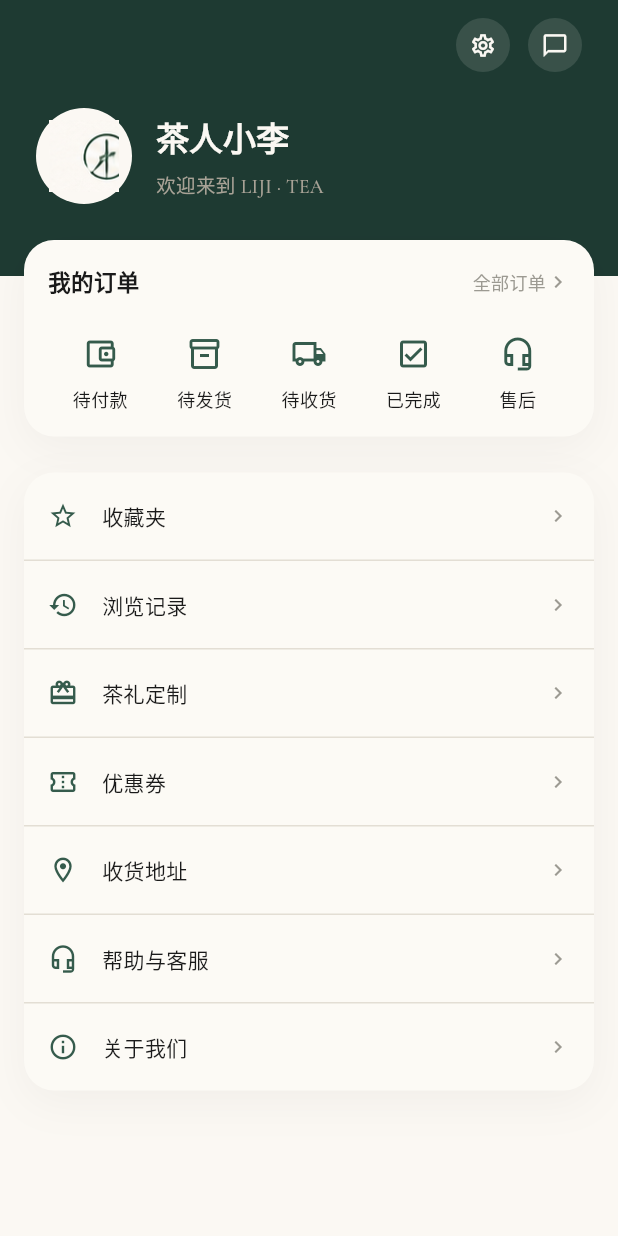
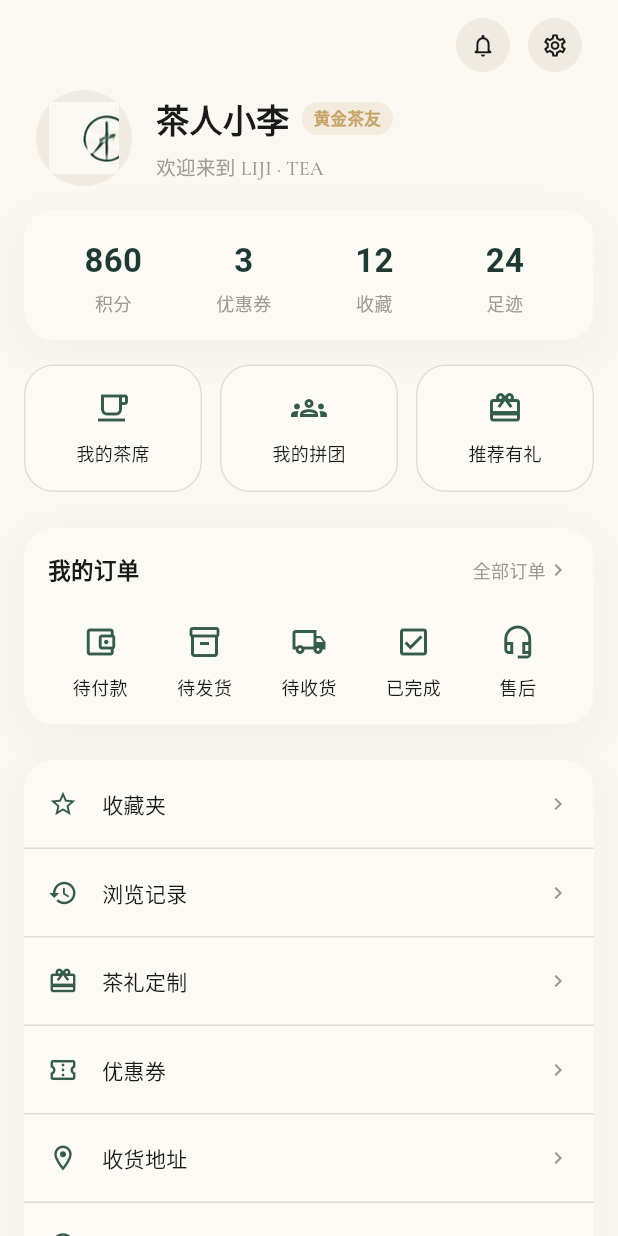
Before and after one commit to vam12375/liji-tea-flutter, a Flutter app: the ProfileScreen widget shown alone on an empty page, opened directly, on a phone screen of 412 x 824 dp. Run offline on Flutter 3.47's test engine with Material 3 defaults, Android fonts, the phone set to English and light mode, and no system bars; our stand-ins replace google_fonts; Roboto replaces fonts that are missing (Noto Serif Sc).

Commit message:
feat: 我的页改为白色版(积分/优惠券/收藏/足迹宫格 + 我的茶席/拼团/推荐有礼入口)
Co-Authored-By: qing meng <2898191344@qq.com>

```diff
--- a/lib/app.dart
+++ b/lib/app.dart
@@ -34,7 +34,7 @@ class _AppShellState extends State<AppShell> {
     const CategoryScreen(),
     const TeaSpaceScreen(),
     const CartScreen(),
-    const ProfileScreen(),
+    ProfileScreen(onSelectTab: (i) => setState(() => _index = i)),
   ];
 
   @override
--- a/lib/screens/profile_screen.dart
+++ b/lib/screens/profile_screen.dart
@@ -12,15 +12,27 @@ import 'customer_service_screen.dart';
 import 'favorites_screen.dart';
 import 'footprint_screen.dart';
 import 'gift_customize_screen.dart';
+import 'notification_screen.dart';
 import 'order_list_screen.dart';
+import 'points_screen.dart';
 import 'settings_screen.dart';
 
-/// 我的 — dark-green profile header, order shortcuts card, and a menu list.
+/// 我的 — light profile header with a stats grid (积分 / 优惠券 / 收藏 / 足迹),
+/// three feature entries (我的茶席 / 我的拼团 / 推荐有礼), order shortcuts and a menu list.
 class ProfileScreen extends StatelessWidget {
-  const ProfileScreen({super.key});
+  const ProfileScreen({super.key, this.onSelectTab});
+
+  /// Switches the root bottom-nav tab (e.g. jump to 茶席). Index 2 = 茶席.
+  final ValueChanged<int>? onSelectTab;
 
   void _push(BuildContext context, Widget screen) {
     Navigator.of(context).push(MaterialPageRoute(builder: (_) => screen));
+  }
+
+  void _comingSoon(BuildContext context, String name) {
+    ScaffoldMessenger.of(context)
+      ..hideCurrentSnackBar()
+      ..showSnackBar(SnackBar(content: Text('「$name」敬请期待')));
   }
 
   @override
@@ -31,10 +43,16 @@ class ProfileScreen extends StatelessWidget {
         padding: EdgeInsets.zero,
         children: [
           _header(context),
-          Transform.translate(
-            offset: const Offset(0, -24),
-            child: Column(
-              children: [
+          Padding(
+            padding: const EdgeInsets.symmetric(horizontal: AppSpacing.screenMargin),
+            child: _statsCard(context),
+          ),
+          const SizedBox(height: AppSpacing.md),
+          Padding(
+            padding: const EdgeInsets.symmetric(horizontal: AppSpacing.screenMargin),
+            child: _quickEntries(context),
+          ),
+          const SizedBox(height: AppSpacing.lg),
           Padding(
             padding: const EdgeInsets.symmetric(horizontal: AppSpacing.screenMargin),
             child: _orderCard(context),
@@ -47,53 +65,70 @@ class ProfileScreen extends StatelessWidget {
           const SizedBox(height: AppSpacing.xl),
         ],
       ),
-          ),
-        ],
-      ),
     );
   }
 
   Widget _header(BuildContext context) {
     final topInset = MediaQuery.of(context).padding.top;
-    return Container(
-      width: double.infinity,
-      color: AppColors.inkGreen,
+    return Padding(
       padding: EdgeInsets.fromLTRB(
-          AppSpacing.lg, topInset + AppSpacing.sm, AppSpacing.lg, AppSpacing.xl + AppSpacing.md),
+          AppSpacing.lg, topInset + AppSpacing.sm, AppSpacing.lg, AppSpacing.md),
       child: Column(
         crossAxisAlignment: CrossAxisAlignment.start,
         children: [
           Row(
             mainAxisAlignment: MainAxisAlignment.end,
             children: [
+              _circleIcon(Icons.notifications_none_rounded,
+                  () => _push(context, const NotificationScreen())),
+              const SizedBox(width: AppSpacing.sm),
               _circleIcon(Icons.settings_outlined,
                   () => _push(context, const SettingsScreen())),
-              const SizedBox(width: AppSpacing.sm),
-              _circleIcon(Icons.chat_bubble_outline,
-                  () => _push(context, const CustomerServiceScreen())),
             ],
           ),
-          const SizedBox(height: AppSpacing.lg),
+          const SizedBox(height: AppSpacing.sm),
           Row(
             children: [
               Container(
                 width: 64,
                 height: 64,
-                decoration: const BoxDecoration(color: AppColors.riceWhite, shape: BoxShape.circle),
+                decoration: BoxDecoration(
+                  color: AppColors.ricePaperGray.withValues(alpha: 0.6),
+                  shape: BoxShape.circle,
+                ),
                 padding: const EdgeInsets.all(8),
                 child: Image.asset('assets/images/logo_mark.png'),
               ),
               const SizedBox(width: AppSpacing.md),
-              Column(
+              Expanded(
+                child: Column(
                   crossAxisAlignment: CrossAxisAlignment.start,
+                  children: [
+                    Row(
                       children: [
                         Text('茶人小李',
                             style: AppTypography.serif(
-                          size: 22, weight: FontWeight.w600, color: AppColors.riceWhite)),
+                                size: 22,
+                                weight: FontWeight.w600,
+                                color: AppColors.charcoalBlack)),
+                        const SizedBox(width: AppSpacing.xs),
+                        Container(
+                          padding: const EdgeInsets.symmetric(horizontal: 8, vertical: 2),
+                          decoration: BoxDecoration(
+                            color: AppColors.gold.withValues(alpha: 0.16),
+                            borderRadius: BorderRadius.circular(AppRadius.chip),
+                          ),
+                          child: Text('黄金茶友',
+                              style: AppTypography.sans(
+                                  size: 11, weight: FontWeight.w600, color: AppColors.gold)),
+                        ),
+                      ],
+                    ),
                     const SizedBox(height: AppSpacing.xxs),
                     Text('欢迎来到 LIJI · TEA',
-                      style: AppTypography.latin(size: 13, color: AppColors.riceGray)),
+                        style: AppTypography.latin(size: 13, color: AppColors.textTertiary)),
                   ],
+                ),
               ),
             ],
           ),
@@ -109,11 +144,79 @@ class ProfileScreen extends StatelessWidget {
         width: 36,
         height: 36,
         decoration: BoxDecoration(
-          color: AppColors.riceWhite.withValues(alpha: 0.12),
+          color: AppColors.ricePaperGray.withValues(alpha: 0.6),
           shape: BoxShape.circle,
         ),
-        child: Icon(icon, size: 18, color: AppColors.riceWhite),
+        child: Icon(icon, size: 18, color: AppColors.charcoalBlack),
       ),
+    );
+  }
+
+  Widget _statsCard(BuildContext context) {
+    final stats = <(String, String, VoidCallback)>[
+      ('860', '积分', () => _push(context, const PointsScreen())),
+      ('3', '优惠券', () => _push(context, const CouponScreen())),
+      ('12', '收藏', () => _push(context, const FavoritesScreen())),
+      ('24', '足迹', () => _push(context, const FootprintScreen())),
+    ];
+    return SoftCard(
+      child: Row(
+        children: [
+          for (final s in stats)
+            Expanded(
+              child: GestureDetector(
+                onTap: s.$3,
+                behavior: HitTestBehavior.opaque,
+                child: Column(
+                  children: [
+                    Text(s.$1,
+                        style: AppTypography.serif(
+                            size: 22, weight: FontWeight.w700, color: AppColors.inkGreen)),
+                    const SizedBox(height: 2),
+                    Text(s.$2, style: AppTypography.caption),
+                  ],
+                ),
+              ),
+            ),
+        ],
+      ),
+    );
+  }
+
+  Widget _quickEntries(BuildContext context) {
+    final entries = <(IconData, String, VoidCallback)>[
+      (Icons.local_cafe_outlined, '我的茶席',
+          () => onSelectTab?.call(2)),
+      (Icons.groups_outlined, '我的拼团', () => _comingSoon(context, '我的拼团')),
+      (Icons.card_giftcard_outlined, '推荐有礼', () => _comingSoon(context, '推荐有礼')),
+    ];
+    return Row(
+      children: [
+        for (var i = 0; i < entries.length; i++) ...[
+          Expanded(
+            child: GestureDetector(
+              onTap: entries[i].$3,
+              behavior: HitTestBehavior.opaque,
+              child: Container(
+                padding: const EdgeInsets.symmetric(vertical: AppSpacing.md),
+                decoration: BoxDecoration(
+                  color: AppColors.cardSurface,
+                  borderRadius: BorderRadius.circular(AppRadius.card),
+                  border: Border.all(color: AppColors.divider),
+                ),
+                child: Column(
+                  children: [
+                    Icon(entries[i].$1, size: 24, color: AppColors.pineGreen),
+                    const SizedBox(height: AppSpacing.xs),
+                    Text(entries[i].$2, style: AppTypography.sans(size: 12)),
+                  ],
+                ),
+              ),
+            ),
+          ),
+          if (i != entries.length - 1) const SizedBox(width: AppSpacing.sm),
+        ],
+      ],
     );
   }
 
```
Lines whose indentation alone changed are shown as unchanged.
